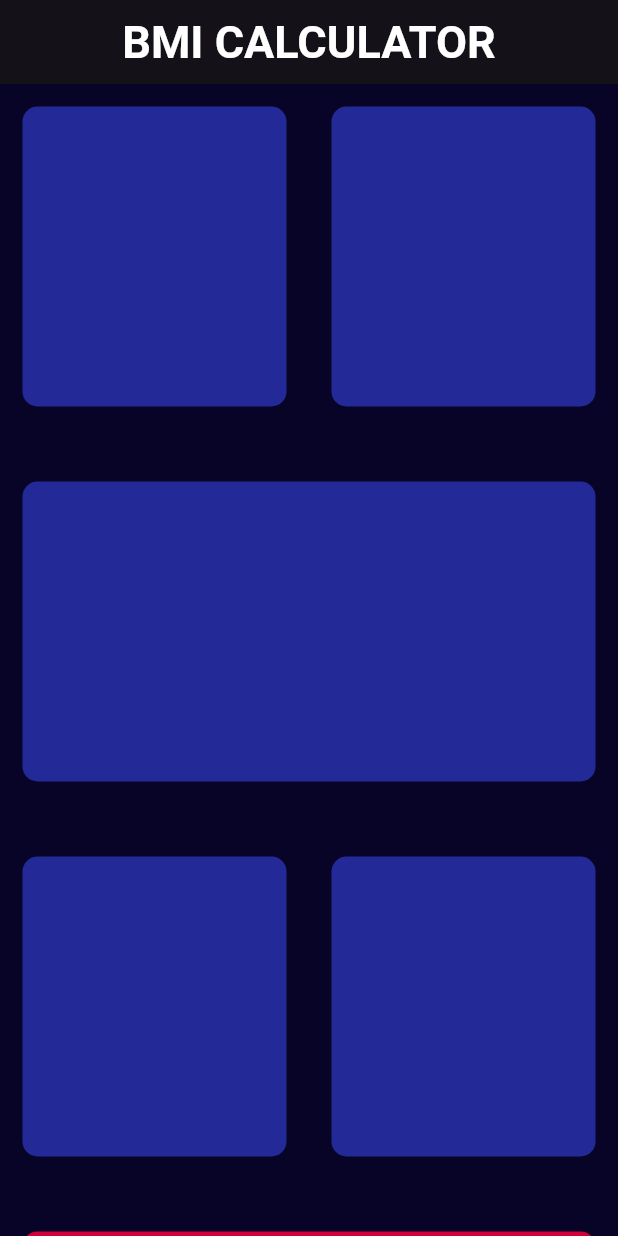
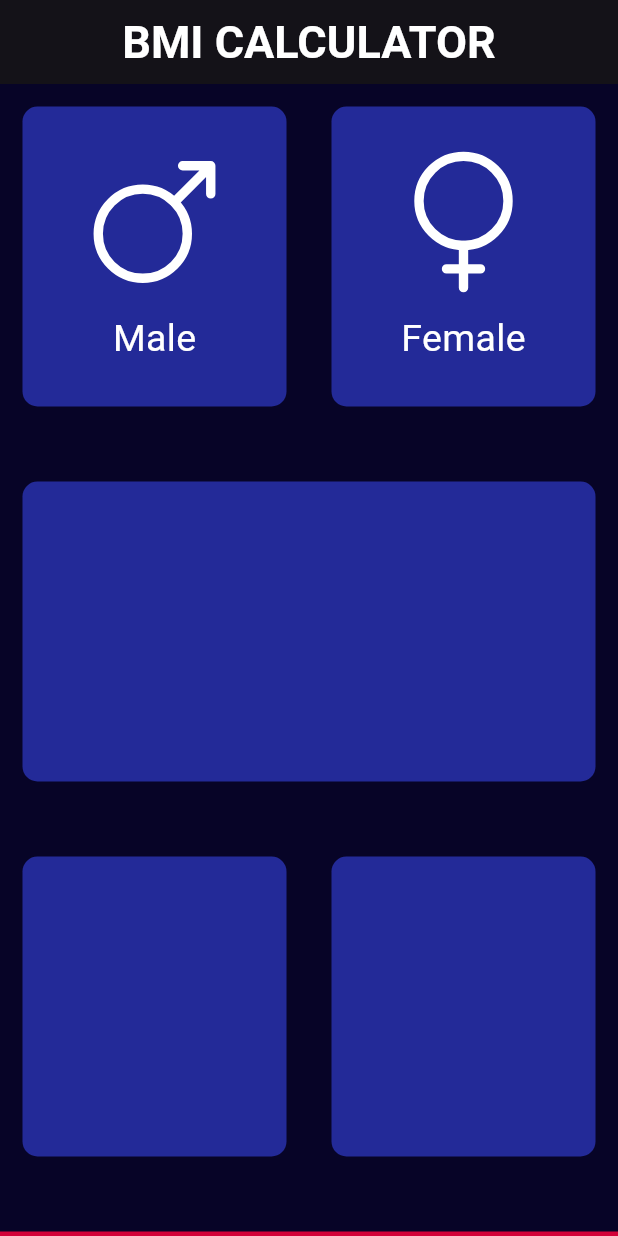
Before and after one commit to Abe99/BMI_calculator, a Flutter app: the screen it shows after launch, on a phone screen of 412 x 824 dp. Run offline on Flutter 3.47's test engine with Material 3 defaults, Android fonts, the phone set to English and light mode, and no system bars; our stand-ins replace flutter_vector_icons, ionicons.

Commit message:
added Gesture and updateColor()

```diff
--- a/lib/icon_content.dart
+++ b/lib/icon_content.dart
@@ -0,0 +1,29 @@
+import 'package:flutter/material.dart';
+import 'package:ionicons/ionicons.dart';
+const labelTextStyle =  TextStyle(color: Colors.white, fontSize: 25.0);
+
+class IconContent extends StatelessWidget {
+   IconContent({this.icon, required this.label});
+   final IconData? icon;
+   final String label;
+
+  @override
+  Widget build(BuildContext context) {
+    return Column(
+      mainAxisAlignment: MainAxisAlignment.center,
+      children: [
+        Icon(
+          icon,
+          size: 100.0,
+          color: Colors.white,
+        ),
+        SizedBox(height: 10.0),
+        Text(
+          label,
+          style: labelTextStyle,
+
+        )
+      ],
+    );
+  }
+}
--- a/lib/input_page.dart
+++ b/lib/input_page.dart
@@ -1,16 +1,45 @@
-import 'package:flutter/cupertino.dart';
+import 'package:bmi_calculator/icon_content.dart';
 import 'package:flutter/material.dart';
-import 'package:flutter/widgets.dart';
 import 'reusable_card.dart';
+import 'package:flutter_vector_icons/flutter_vector_icons.dart';
+
+const btmContainerHeight = 160.0;
 
 class inputPage extends StatefulWidget {
   const inputPage({super.key});
+
 
   @override
   State<inputPage> createState() => _inputPageState();
 }
 
 class _inputPageState extends State<inputPage> {
+
+  Color maleCardColor = inactiveCardColor;
+
+  Color femaleCardColor = inactiveCardColor;
+ void updateColor(int gender) {
+  if(gender == 1) {
+    if(maleCardColor == inactiveCardColor) {
+      maleCardColor = activeCardColor;
+      femaleCardColor = inactiveCardColor;
+    }else {
+      maleCardColor = inactiveCardColor;
+    }
+
+  }
+
+  if(gender == 2) {
+    if(femaleCardColor == inactiveCardColor) {
+      femaleCardColor = activeCardColor;
+      maleCardColor = inactiveCardColor;
+    }else {femaleCardColor = inactiveCardColor;
+    }
+
+  }}
+
+
+
   @override
   Widget build(BuildContext context) {
     return Scaffold(
@@ -22,38 +51,70 @@ class _inputPageState extends State<inputPage> {
               fontSize: 30.0, fontWeight: FontWeight.bold, color: Colors.white),
         ),
         body: Column(
+          crossAxisAlignment: CrossAxisAlignment.stretch,
           children: [
             Row(
               children: [
                 Expanded(
-                  child: ReusableCard(inactiveCardColor),
+                  child: GestureDetector(
+                    onTap: () {
+                      setState(() {
+                        updateColor(1);
+                      });
+                    },
+                    child: ReusableCard(
+                      colour: maleCardColor,
+                      cardChild: IconContent(
+                        icon: Ionicons.male_outline,
+                        label: 'Male',
+                      ),
+                    ),
+                  ),
                 ),
                 Expanded(
-                  child: ReusableCard(inactiveCardColor),
+                  child: GestureDetector(
+                    onTap: () {
+                      setState(() {
+                        updateColor(2);
+                      });
+                    },
+                    child: ReusableCard(
+                      colour: femaleCardColor,
+                      cardChild: IconContent(
+                        icon: Ionicons.female_outline,
+                        label: 'Female',
+                      ),
+                    ),
+                  ),
                 ),
               ],
             ),
             SizedBox(
               height: 20.0,
             ),
-            ReusableCard(inactiveCardColor),
+            ReusableCard(colour: inactiveCardColor),
             SizedBox(
               height: 20.0,
             ),
             Row(
               children: [
                 Expanded(
-                  child: ReusableCard(inactiveCardColor),
+                  child: ReusableCard(colour: inactiveCardColor),
                 ),
                 Expanded(
-                  child: ReusableCard(inactiveCardColor),
+                  child: ReusableCard(colour: inactiveCardColor),
                 )
               ],
             ),
             SizedBox(
               height: 20.0,
             ),
-        ReusableCard(bottomContainerColor)
+            Container(
+              color: bottomContainerColor,
+              margin: EdgeInsets.only(top: 15.0),
+              width: double.infinity,
+              height: btmContainerHeight,
+            )
           ],
         ));
   }
--- a/lib/main.dart
+++ b/lib/main.dart
@@ -3,6 +3,8 @@
 
 import 'package:flutter/material.dart';
 import 'input_page.dart';
+import 'package:ionicons/ionicons.dart';
+
 
 void main(){
   runApp(BMICalculator());
--- a/lib/reusable_card.dart
+++ b/lib/reusable_card.dart
@@ -1,22 +1,28 @@
 import 'package:flutter/material.dart';
+import 'icon_content.dart';
+import 'package:ionicons/ionicons.dart';
+
+
 const bottomContainerHeight = 80.0;
 const activeCardColor = Color(0xFF21223A);
 const inactiveCardColor = Color(0xFF232A98);
 const bottomContainerColor = Color(0xFFD20138);
+
 class ReusableCard extends StatelessWidget {
-  ReusableCard(this.colour) ;
+  const ReusableCard({required this.colour, this.cardChild});
 
+  final Color? colour;
 
- Color colour;
+  final Widget? cardChild;
 
   @override
   Widget build(BuildContext context) {
     return Container(
-      margin: EdgeInsets.all( 15.0),
+      margin: EdgeInsets.all(15.0),
       height: 200.0,
       decoration: BoxDecoration(
-          color: colour,
-          borderRadius: BorderRadius.circular(10.0)),
+          color: colour, borderRadius: BorderRadius.circular(10.0)),
+      child: cardChild,
     );
   }
 }
--- a/pubspec.yaml
+++ b/pubspec.yaml
@@ -36,6 +36,7 @@ dependencies:
   # Use with the CupertinoIcons class for iOS style icons.
   cupertino_icons: ^1.0.6
   ionicons: ^0.2.2
+  flutter_vector_icons: ^2.0.0
 
 dev_dependencies:
   flutter_test:
```
Also changed, not shown: pubspec.lock.
